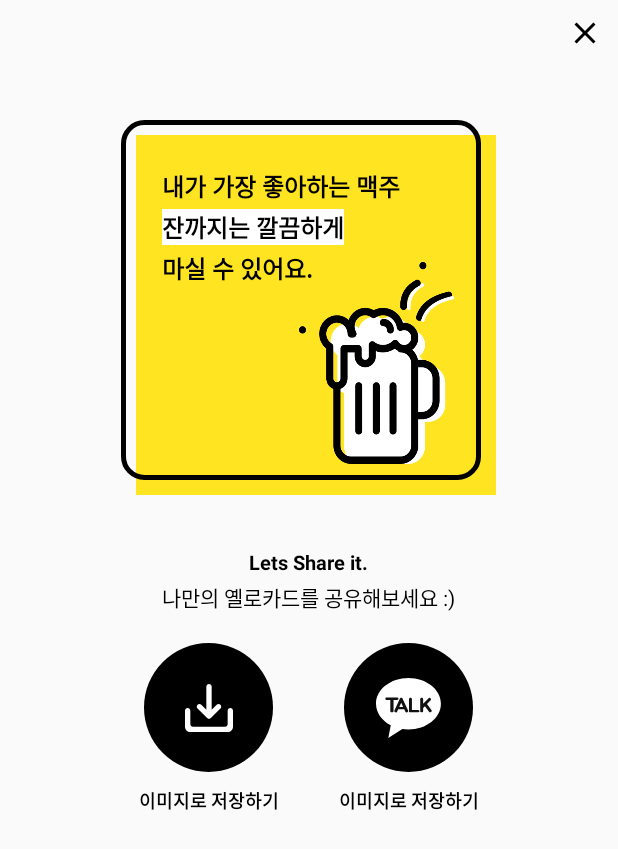
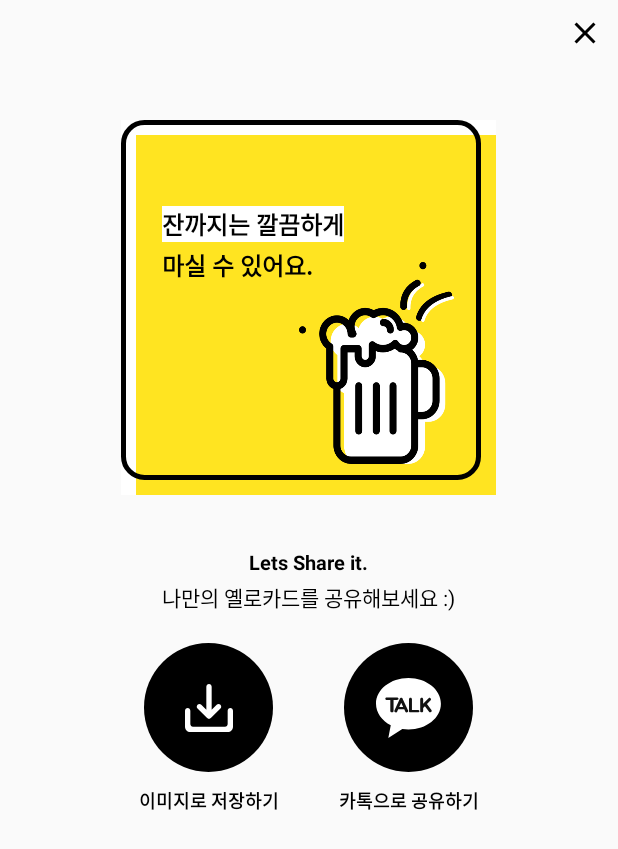
Before and after one commit to alcohol-king/sooling-android, an Android app: the layout dialog_share.xml on its own in the app's theme, with its tools: preview values and no code run, on a phone screen of 412 x 824 dp. Shown: the top 849 px of the screen. Run offline under Robolectric (Android 15) with nearby library versions, the phone set to English and light mode, and no system bars.

Commit message:
#7 Add card share dialog

```diff
--- a/app/src/main/AndroidManifest.xml
+++ b/app/src/main/AndroidManifest.xml
@@ -4,7 +4,7 @@
 
     <uses-permission android:name="android.permission.INTERNET" />
     <uses-permission android:name="android.permission.CAMERA" />
-    <uses-permission android:name="android.permission.READ_EXTERNAL_STORAGE" />
+    <uses-permission android:name="android.permission.WRITE_EXTERNAL_STORAGE" />
 
     <application
         android:name=".activity.login.GlobalApplication"
--- a/app/src/main/res/layout/dialog_share.xml
+++ b/app/src/main/res/layout/dialog_share.xml
@@ -1,10 +1,10 @@
 <?xml version="1.0" encoding="utf-8"?>
 <RelativeLayout xmlns:android="http://schemas.android.com/apk/res/android"
-    xmlns:app="http://schemas.android.com/apk/res-auto"
     android:layout_width="match_parent"
     android:layout_height="match_parent">
 
     <ImageButton
+        android:id="@+id/ib_share_close"
         android:layout_width="wrap_content"
         android:layout_height="wrap_content"
         android:layout_alignParentRight="true"
@@ -17,7 +17,8 @@
         android:layout_width="250dp"
         android:layout_height="250dp"
         android:layout_centerHorizontal="true"
-        android:layout_marginTop="80dp">
+        android:layout_marginTop="80dp"
+        android:background="@android:color/white">
 
         <View
             android:id="@+id/view_card_back"
@@ -45,7 +46,6 @@
                 android:layout_height="wrap_content"
                 android:layout_marginLeft="27dp"
                 android:layout_marginTop="32dp"
-                android:text="내가 가장 좋아하는 맥주"
                 android:textColor="@android:color/black"
                 android:textSize="16sp"
                 android:textStyle="bold" />
@@ -82,6 +82,14 @@
             android:layout_marginBottom="18dp"
             android:scaleType="fitCenter"
             android:src="@drawable/beer_3x" />
+
+        <TextView
+            android:layout_width="wrap_content"
+            android:layout_height="wrap_content"
+            android:layout_gravity="bottom"
+            android:layout_margin="20dp"
+            android:id="@+id/tv_share_name"
+            android:textColor="@android:color/black" />
     </FrameLayout>
 
     <TextView
@@ -160,7 +168,7 @@
                 android:layout_width="wrap_content"
                 android:layout_height="wrap_content"
                 android:layout_marginTop="10dp"
-                android:text="@string/share_download"
+                android:text="@string/share_kakao"
                 android:textColor="@android:color/black"
                 android:textSize="12sp"
                 android:textStyle="bold" />
--- a/app/src/main/res/values/strings.xml
+++ b/app/src/main/res/values/strings.xml
@@ -63,4 +63,6 @@
     <string name="share_kakao">카톡으로 공유하기</string>
 
     <string name="label">Beer\n3.0</string>
+    <string name="err_img_upload">카드 공유 중 오류가 발생했습니다. 다시 시도해주세요.</string>
+    <string name="permission_denied_msg">접근 권한 허가가 필요합니다.</string>
 </resources>
```
Also changed, not shown: app/src/main/java/com/sooling/sooling/activity/main/MainActivity.kt (+37 -7 lines), app/src/main/java/com/sooling/sooling/custom_view/ShareDialog.kt (added, +46 -0 lines), app/src/main/java/com/sooling/sooling/util/ShareCardWithKakaoTalk.kt (added, +31 -0 lines), app/src/main/java/com/sooling/sooling/util/SnapHelperSwipeOneItem.kt (added, +21 -0 lines).
